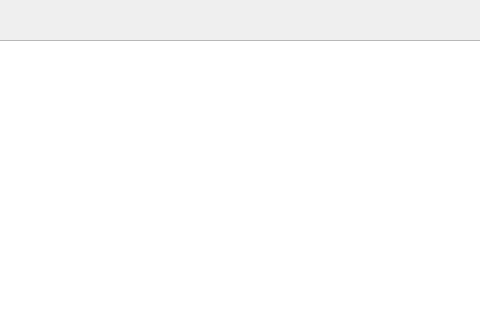
Before: the Qt Designer form debuggerwidgets/patchs/memorypatchs.ui in keowu/koidbg, drawn with Qt 5; both pictures show x 313 to 793 and y 0 to 320 of the 793 by 475 pixel window.
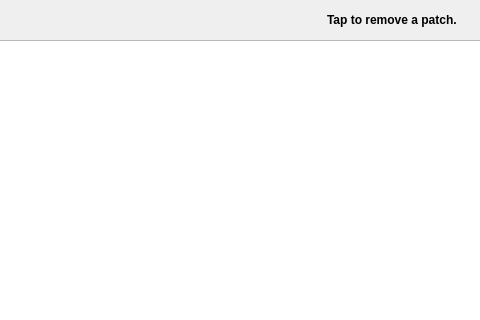
After: the same form once the commit is applied.

Diff of the .ui file:
```diff
--- a/debuggerwidgets/patchs/memorypatchs.ui
+++ b/debuggerwidgets/patchs/memorypatchs.ui
@@ -43,6 +43,24 @@
      <string>Memory Patchs List:</string>
     </property>
    </widget>
+   <widget class="QLabel" name="label_2">
+    <property name="geometry">
+     <rect>
+      <x>640</x>
+      <y>10</y>
+      <width>151</width>
+      <height>20</height>
+     </rect>
+    </property>
+    <property name="font">
+     <font>
+      <bold>true</bold>
+     </font>
+    </property>
+    <property name="text">
+     <string>Tap to remove a patch.</string>
+    </property>
+   </widget>
   </widget>
  </widget>
  <resources/>
```
Left out of the diff: 2 changed lines with no effect on the pictures.
